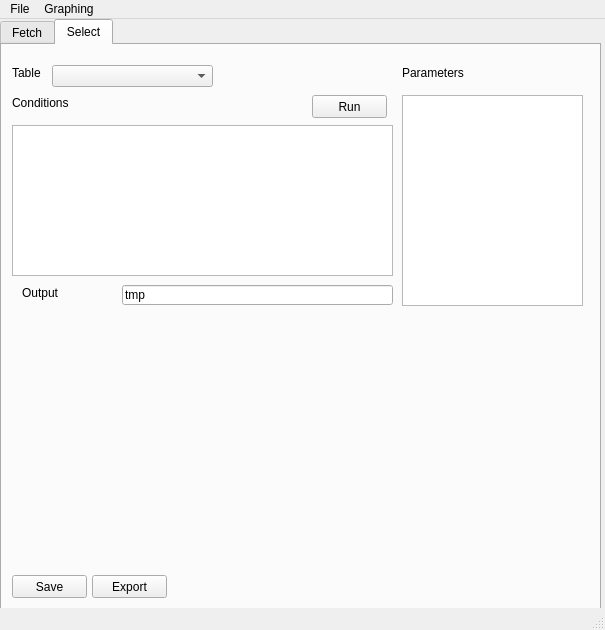
Old version of the form layouts/main_window.ui in the repository hitranonline/hapiest.
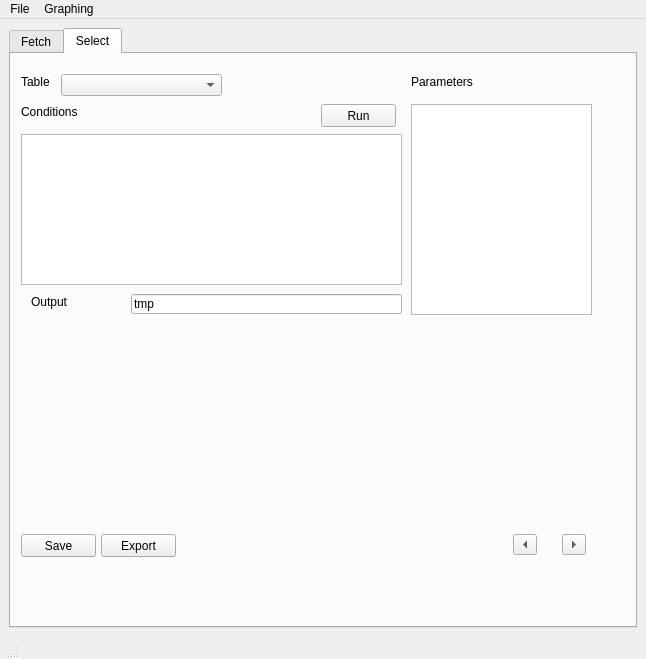
New version of the form. The open tabs and pages were chosen to show the change.

Commit message: HapiTableView can now load data from a hapi table and display it. TODO: Paging and table selection.

What changed in the file:
```diff
--- a/layouts/main_window.ui
+++ b/layouts/main_window.ui
@@ -6,12 +6,12 @@
    <rect>
     <x>0</x>
     <y>0</y>
-       <width>605</width>
-       <height>630</height>
+    <width>646</width>
+    <height>659</height>
    </rect>
   </property>
   <property name="sizePolicy">
-      <sizepolicy hsizetype="Expanding" vsizetype="Expanding">
+   <sizepolicy hsizetype="Preferred" vsizetype="Preferred">
     <horstretch>0</horstretch>
     <verstretch>0</verstretch>
    </sizepolicy>
@@ -61,17 +61,11 @@
       <property name="enabled">
           <bool>true</bool>
       </property>
+   <layout class="QGridLayout" name="gridLayout">
+    <item row="0" column="0">
       <widget class="QTabWidget" name="tabWidget">
-          <property name="geometry">
-              <rect>
-                  <x>0</x>
-                  <y>0</y>
-                  <width>601</width>
-                  <height>591</height>
-              </rect>
-          </property>
           <property name="sizePolicy">
-              <sizepolicy hsizetype="Minimum" vsizetype="Minimum">
+       <sizepolicy hsizetype="Expanding" vsizetype="Expanding">
                   <horstretch>0</horstretch>
                   <verstretch>0</verstretch>
               </sizepolicy>
@@ -653,7 +647,7 @@
                   <property name="geometry">
                       <rect>
                           <x>10</x>
-                          <y>530</y>
+          <y>480</y>
                           <width>75</width>
                           <height>23</height>
                       </rect>
@@ -712,7 +706,7 @@
                   <property name="geometry">
                       <rect>
                           <x>90</x>
-                          <y>530</y>
+          <y>480</y>
                           <width>75</width>
                           <height>23</height>
                       </rect>
@@ -721,15 +715,59 @@
                       <string>Export</string>
                   </property>
               </widget>
-          </widget>
-      </widget>
+       <widget class="QWidget" name="table_container" native="true">
+        <property name="geometry">
+         <rect>
+          <x>10</x>
+          <y>270</y>
+          <width>581</width>
+          <height>201</height>
+         </rect>
+        </property>
+       </widget>
+       <widget class="QWidget" name="horizontalLayoutWidget">
+        <property name="geometry">
+         <rect>
+          <x>483</x>
+          <y>480</y>
+          <width>111</width>
+          <height>21</height>
+         </rect>
+        </property>
+        <layout class="QHBoxLayout" name="horizontalLayout">
+         <item>
+          <widget class="QToolButton" name="back_button">
+           <property name="text">
+            <string>...</string>
+           </property>
+           <property name="arrowType">
+            <enum>Qt::LeftArrow</enum>
+           </property>
+          </widget>
+         </item>
+         <item>
+          <widget class="QToolButton" name="next_button">
+           <property name="text">
+            <string>...</string>
+           </property>
+           <property name="arrowType">
+            <enum>Qt::RightArrow</enum>
+           </property>
+          </widget>
+         </item>
+        </layout>
+       </widget>
+      </widget>
+     </widget>
+    </item>
+   </layout>
   </widget>
   <widget class="QMenuBar" name="menubar">
    <property name="geometry">
     <rect>
      <x>0</x>
      <y>0</y>
-        <width>605</width>
+     <width>646</width>
         <height>21</height>
     </rect>
    </property>
@@ -748,6 +786,12 @@
    <addaction name="menuOpen_Window"/>
   </widget>
      <widget class="QStatusBar" name="statusbar">
+   <property name="sizePolicy">
+    <sizepolicy hsizetype="Fixed" vsizetype="Fixed">
+     <horstretch>0</horstretch>
+     <verstretch>0</verstretch>
+    </sizepolicy>
+   </property>
          <property name="sizeGripEnabled">
              <bool>true</bool>
          </property>
```
Left out of the diff: 9 changed lines with no effect on the pictures. Lines whose indentation alone changed are shown as unchanged. The commit also changes 7 other files.
